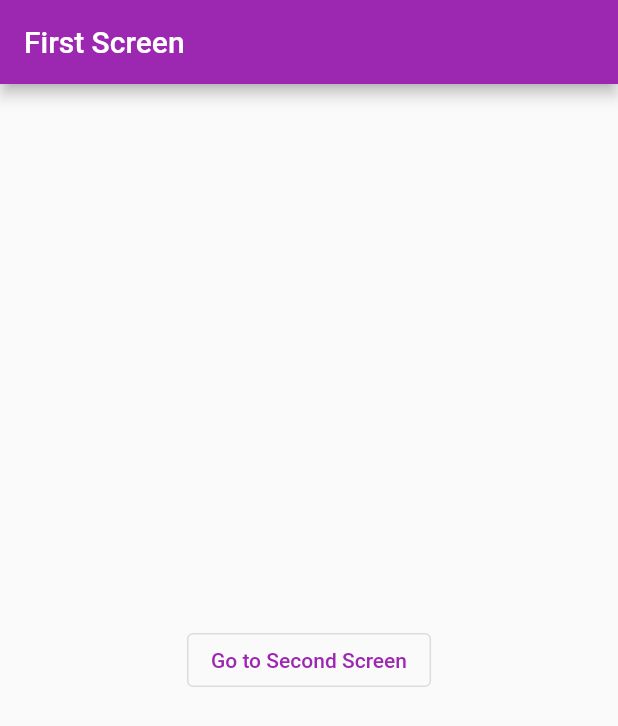
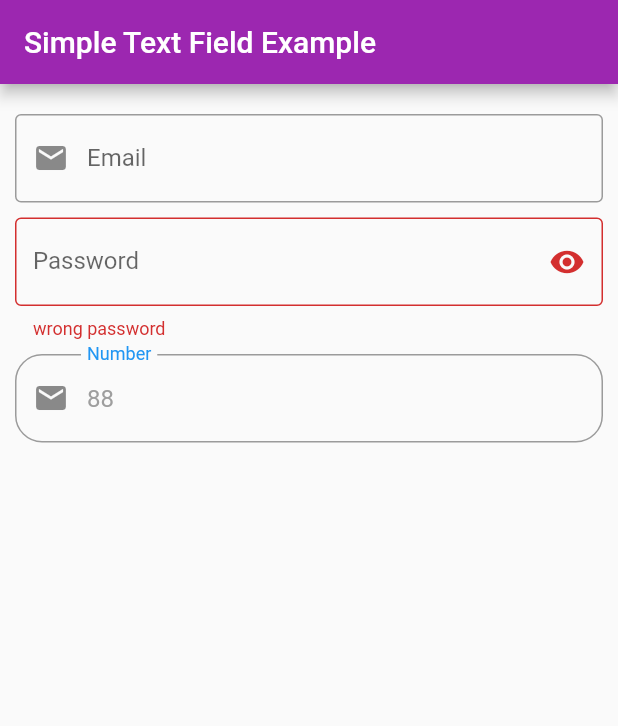
Before and after one commit to nmkawcher/SdmgFlutter53, a Flutter app: the screen it shows after launch, on a phone screen of 412 x 824 dp. Shown: the top 726 px of the screen. Run offline on Flutter 3.47's test engine with Material 2 defaults, Android fonts, the phone set to English and light mode, and no system bars; missing offline and left inert: dart:js; key blocks and very long unbroken strings in the code were emptied for the run.

Commit message:
day25 complete

```diff
--- a/lib/main.dart
+++ b/lib/main.dart
@@ -6,6 +6,7 @@ import 'package:sdmgflutter53/profile_ui.dart';
 import 'package:sdmgflutter53/route_example/first_page.dart';
 import 'package:sdmgflutter53/routes.dart';
 import 'package:sdmgflutter53/routes1.dart';
+import 'package:sdmgflutter53/text_field/simple_text_field_example.dart';
 
 import 'listview_builder_example.dart';
 
@@ -28,9 +29,9 @@ class MyApp extends StatelessWidget {
 
      /* initialRoute: FirstPage.routesName,
        routes: routes,*/
-      initialRoute: FirstPage.routesName,
-     routes: routes1,
-     /* home: FirstPage(),*/
+      /*initialRoute: FirstPage.routesName,
+     routes: routes1,*/
+      home: SimpleTextFieldExample(),
 
     );
   }
--- /dev/null
+++ b/lib/text_field/simple_text_field_example.dart
@@ -0,0 +1,139 @@
+import 'package:flutter/material.dart';
+
+class SimpleTextFieldExample extends StatelessWidget {
+  const SimpleTextFieldExample({Key? key}) : super(key: key);
+
+  @override
+  Widget build(BuildContext context) {
+    return Scaffold(
+      appBar: AppBar(
+        title: Text("Simple Text Field Example"),
+      ),
+      body: Body(),
+    );
+  }
+}
+
+class Body extends StatefulWidget {
+  const Body({Key? key}) : super(key: key);
+
+  @override
+  _BodyState createState() => _BodyState();
+}
+
+class _BodyState extends State<Body> {
+  final emailController=TextEditingController();
+  String password="";
+  late bool isVisible=false;
+  @override
+  void initState() {
+    // TODO: implement initState
+    super.initState();
+    emailController.addListener(() { setState(() {
+
+    });});
+  }
+  @override
+  Widget build(BuildContext context) {
+    return Container(
+      child: Padding(
+        padding: const EdgeInsets.all(10.0),
+        child: ListView(
+          children: [
+            SizedBox(
+              height: 10,
+            ),
+            buildEmail(),
+            SizedBox(height: 10,),
+            buildPassword(),
+            SizedBox(height: 10,),
+            buildNumberField(),
+          ],
+        ),
+      ),
+    );
+  }
+
+  Widget buildPassword(){
+    return TextField(
+      onChanged: (value){
+        setState(() {
+          this.password=value;
+        });
+      },
+      onSubmitted:(value) {
+      setState(() {
+        this.password=value;
+      });
+      },
+      decoration: InputDecoration(
+        hintText: "12344@34",
+        labelText: "Password",
+        errorText: password.length<8?"wrong password":"",
+        border: OutlineInputBorder(),
+        suffixIcon: IconButton(
+
+          icon:Icon(isVisible?Icons.visibility_off:Icons.visibility) ,
+            //,
+                onPressed: (){
+                  setState(() {
+                    isVisible=!isVisible;
+                  });
+                }
+        ),
+      ),
+      obscureText: isVisible,
+
+    );
+  }
+  Widget buildEmail() {
+    return TextField(
+      controller: emailController,
+      decoration: InputDecoration(
+        hintText: "ex@gmail.com",
+        labelText: "Email",
+        prefixIcon: Icon(Icons.email),
+        suffixIcon: emailController.text.isEmpty?Container(width: 0,):
+        IconButton(onPressed: (){
+          emailController.clear();
+        }, icon: Icon(Icons.clear))
+        /*Icon(Icons.clear)*/,
+        border: OutlineInputBorder(),
+      ),
+      keyboardType: TextInputType.emailAddress,
+    );
+  }
+  Widget buildNumberField(){
+    return TextField(
+
+      decoration: InputDecoration(
+        /*filled: true,
+        fillColor: Colors.black,*/
+        hintText: "88",
+        prefixIcon: Icon(Icons.email),
+        hintStyle: TextStyle(
+          color: Colors.grey
+        ),
+        labelText: "Number",
+        labelStyle: TextStyle(
+          color: Colors.blue
+        ),
+        border: OutlineInputBorder(
+          borderRadius: BorderRadius.circular(18),
+          borderSide: BorderSide(
+            color: Colors.green,
+            width: 2,
+            style: BorderStyle.solid
+          )
+
+        ),
+        floatingLabelBehavior: FloatingLabelBehavior.always
+      ),
+      keyboardType: TextInputType.number,
+      style: TextStyle(
+        color: Colors.white
+      ),
+    );
+  }
+
+}
```
